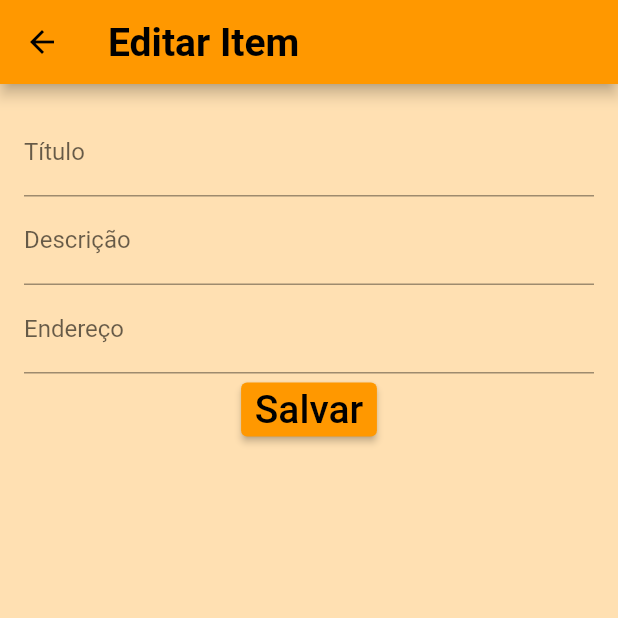
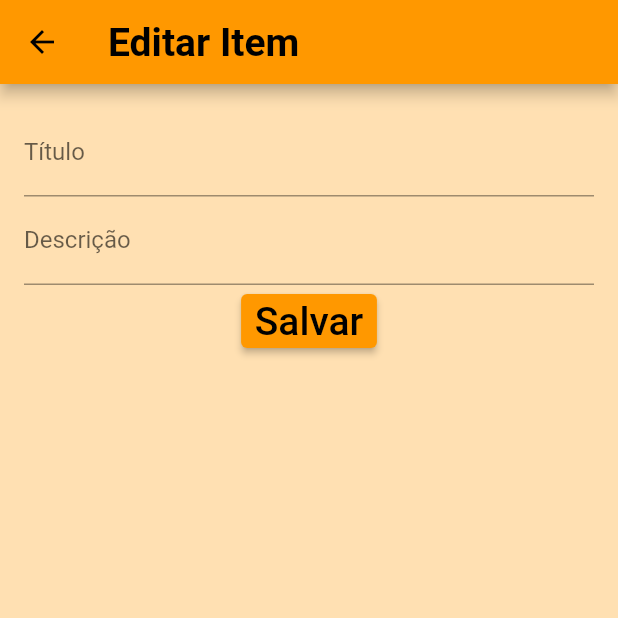
Before and after one commit to Iagolealfa/Cop-Incident, a Flutter app: the EditarItemTela screen opened directly with empty values, on a phone screen of 412 x 824 dp, the top half of it. Run offline on Flutter 3.47's test engine with Material 2 defaults, Android fonts, the phone set to English and light mode, and no system bars; our stand-ins replace cloud_firestore, firebase_auth, firebase_core, flutter_map, image_picker, latlong2; accounts and stored records are empty; Roboto replaces fonts that are missing (Bebes Neue, Orienta).

Commit message:
Filtro lista incidente bug editar incidente

```diff
--- a/incident/lib/criarIncidente.dart
+++ b/incident/lib/criarIncidente.dart
@@ -4,6 +4,7 @@ import 'dart:io';
 import 'package:image_picker/image_picker.dart';
 import 'package:latlong2/latlong.dart';
 import 'package:incident/mapaCreate.dart';
+import 'package:incident/login.dart';
 
 class CreateIncidentModel {
   File _storedImage = File('assets/images/Incidentes.jpg');
@@ -50,6 +51,7 @@ class CreateIncidentModel {
         'latitude': incident.localdoincidente.latitude,
         'longitude': incident.localdoincidente.longitude,
         'isVisible': _isVisible,
+        'usuario':incident.usuario,
       });
 
       print('Incident armazenado com sucesso no Firestore!');
@@ -99,6 +101,7 @@ class _CreateIncidentScreenState extends State<CreateIncidentScreen> {
     raca: '',
     descricao: '',
     localdoincidente: LatLng(0, 0),
+    usuario: nomeUsuario,
   );
   TextEditingController salvaFormulario = TextEditingController(text: 'titulo');
 
@@ -262,6 +265,7 @@ class Incident {
   String raca;
   String descricao;
   LatLng localdoincidente;
+  String usuario;
 
   Incident({
     required this.titulo,
@@ -271,6 +275,7 @@ class Incident {
     required this.raca,
     required this.descricao,
     required this.localdoincidente,
+    required this.usuario,
   });
 }
 
--- a/incident/lib/editarIncidente.dart
+++ b/incident/lib/editarIncidente.dart
@@ -14,14 +14,14 @@ class EditarItemTela extends StatefulWidget {
 class _EditarItemTelaState extends State<EditarItemTela> {
   TextEditingController _tituloController = TextEditingController();
   TextEditingController _descricaoController = TextEditingController();
-  TextEditingController _enderecoController = TextEditingController();
+
 
   @override
   void initState() {
     super.initState();
     _tituloController.text = widget.itemData['titulo'];
     _descricaoController.text = widget.itemData['descricao'];
-    _enderecoController.text = widget.itemData['endereco'];
+
   }
 
   @override
@@ -42,10 +42,7 @@ class _EditarItemTelaState extends State<EditarItemTela> {
               controller: _descricaoController,
               decoration: InputDecoration(labelText: 'Descrição'),
             ),
-            TextFormField(
-              controller: _enderecoController,
-              decoration: InputDecoration(labelText: 'Endereço'),
-            ),
+
             ElevatedButton(
               onPressed: () {
                 _salvarAlteracoes();
@@ -61,7 +58,7 @@ class _EditarItemTelaState extends State<EditarItemTela> {
   void _salvarAlteracoes() async {
     final novoTitulo = _tituloController.text;
     final novaDescricao = _descricaoController.text;
-    final novoEndereco = _enderecoController.text;
+
 
     await FirebaseFirestore.instance
         .collection('incidents')
@@ -69,7 +66,7 @@ class _EditarItemTelaState extends State<EditarItemTela> {
         .update({
       'title': novoTitulo,
       'descricao': novaDescricao,
-      'date': novoEndereco,
+
     });
 
     Navigator.pop(context);
--- a/incident/lib/listaIncidentes.dart
+++ b/incident/lib/listaIncidentes.dart
@@ -1,6 +1,7 @@
 import 'package:flutter/material.dart';
 import 'package:cloud_firestore/cloud_firestore.dart';
 import 'package:incident/editarIncidente.dart';
+import 'package:incident/login.dart';
 
 class ListaInfinitaTela extends StatefulWidget {
   @override
@@ -21,6 +22,7 @@ class _ListaInfinitaTelaState extends State<ListaInfinitaTela> {
         FirebaseFirestore.instance
         .collection('incidents')
         .where('isVisible', isEqualTo: true)
+        .where('usuario', isEqualTo: nomeUsuario)
         .snapshots();
   }
 
@@ -82,7 +84,7 @@ class _ListaInfinitaTelaState extends State<ListaInfinitaTela> {
                   ),
                 ),
                 child: ListTile(
-                  title: Text('$itemId'),
+                  title: Text((item as Map<String, dynamic>)['titulo']),
                   onTap: () {
                     // Abrir a tela de edição ao tocar no item
                     Navigator.push(
```
Also changed, not shown: incident/pubspec.lock.
